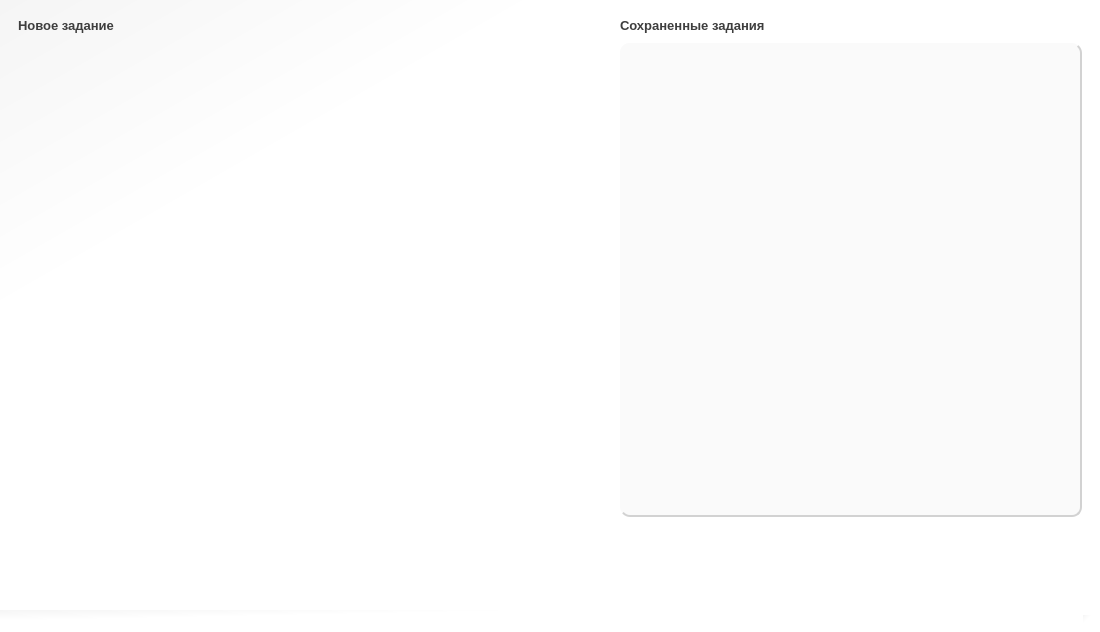
Old version of the form label_print/ui/mainWindow.ui in the repository shagi80/pyQt_LabelPrint.
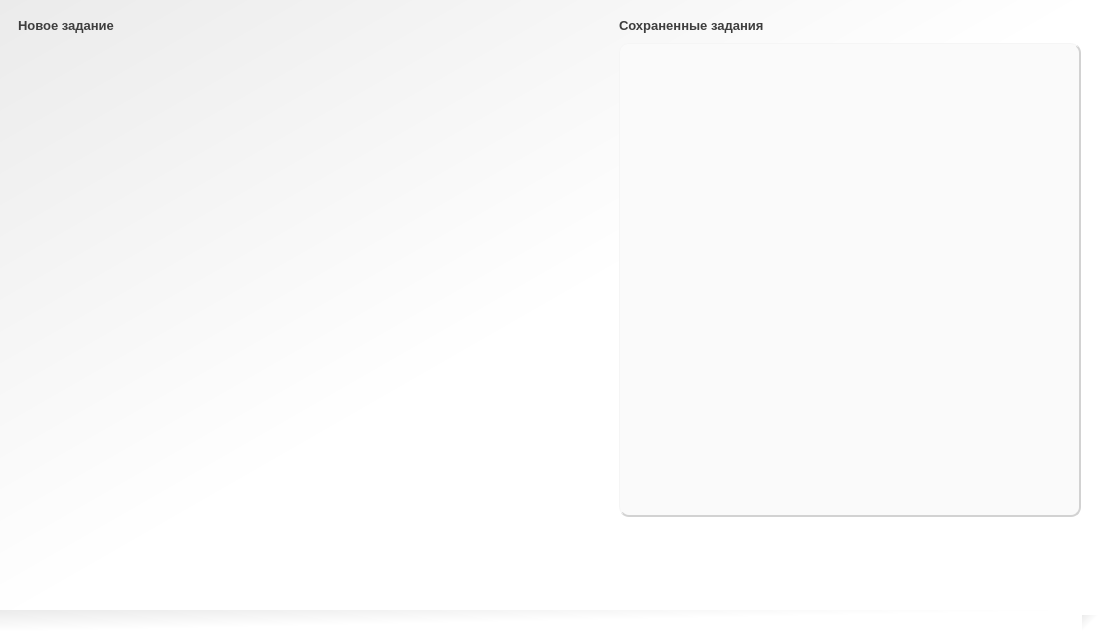
New version of the form. Icons and pictures are not drawn.

What changed in the file:
```diff
--- a/label_print/ui/mainWindow.ui
+++ b/label_print/ui/mainWindow.ui
@@ -6,7 +6,7 @@
    <rect>
     <x>0</x>
     <y>0</y>
-    <width>1100</width>
+    <width>1099</width>
     <height>632</height>
    </rect>
   </property>
@@ -14,7 +14,7 @@
    <string>Печать этикеток 2.0</string>
   </property>
   <property name="styleSheet">
-   <string notr="true">background-color: qlineargradient(spread:pad, x1:0, y1:0, x2:0.25, y2:0.25, stop:0 rgba(245, 245, 245, 255), stop:1 rgba(255, 255, 255, 255));</string>
+   <string notr="true">background-color: qlineargradient(spread:pad, x1:0, y1:0, x2:0.5, y2:0.5, stop:0 rgba(235, 235, 235, 255), stop:1 rgba(255, 255, 255, 255));</string>
   </property>
   <widget class="QWidget" name="centralwidget">
    <property name="styleSheet">
@@ -88,6 +88,8 @@
         <widget class="QScrollArea" name="scrollArea">
          <property name="styleSheet">
           <string notr="true">background-color: rgb(250, 250, 250);
+border-left: 1px solid rgb(245, 245, 245);
+border-top: 1px solid rgb(245, 245, 245);
 border-right: 2px solid rgb(210, 210, 210);
 border-bottom: 2px solid rgb(210, 210, 210);
 border-radius: 10px;</string>
```
Left out of the diff: 28 changed lines with no effect on the pictures.
